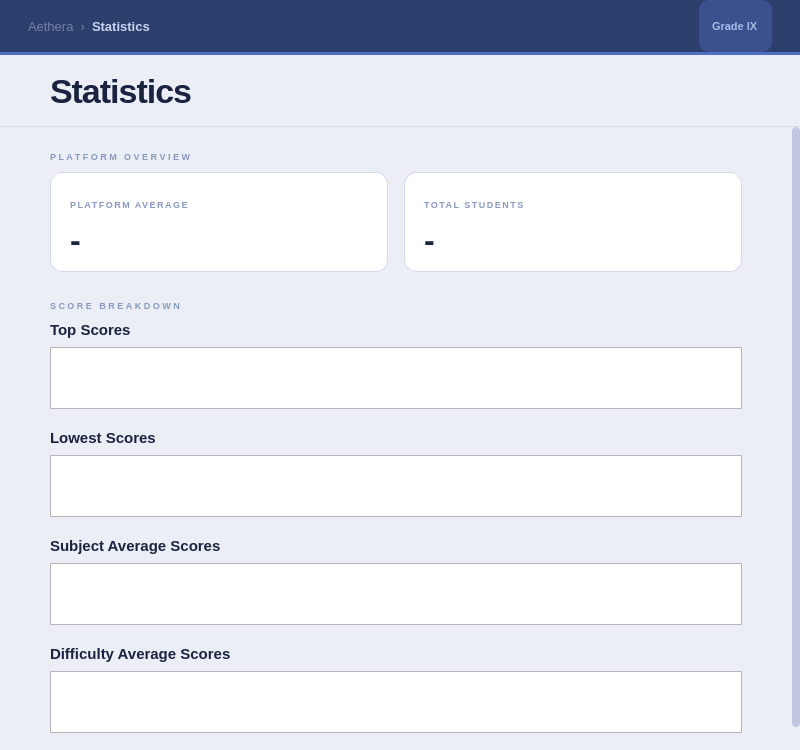
Before: the Qt Designer form src/ui/statistics/statistics.ui in DIDimov24/Aethera, drawn with Qt 5.
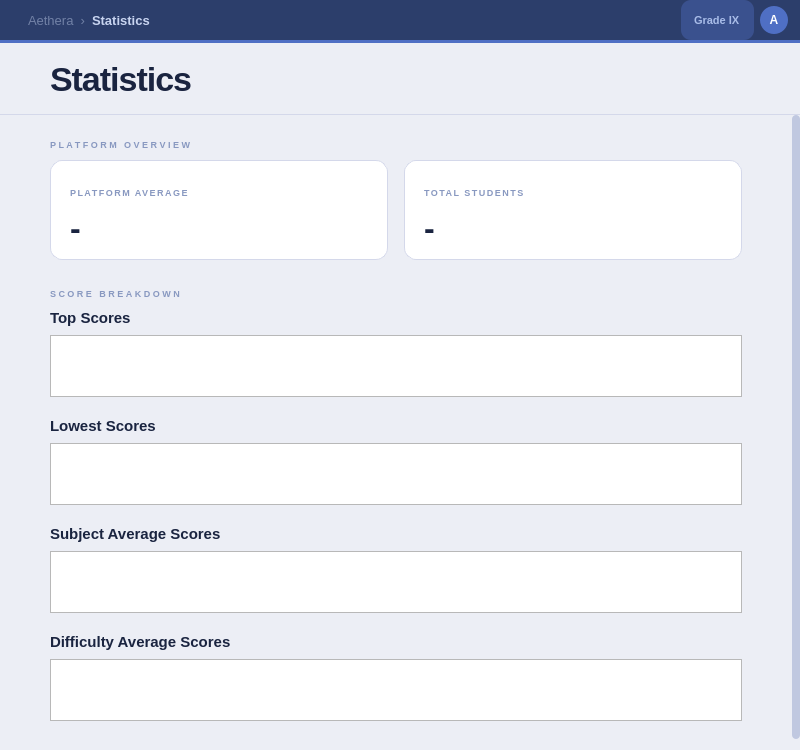
After: the same form once the commit is applied. Custom widgets are drawn as their Qt base class.

What changed in the file:
```diff
--- a/src/ui/statistics/statistics.ui
+++ b/src/ui/statistics/statistics.ui
@@ -10,6 +10,8 @@
 QLabel#labelTopBarPage { color: #c8d4f0; font-size: 13px; font-weight: 600; }
 QLabel#labelTopBarBreadcrumb { color: rgba(200,212,240,0.45); font-size: 13px; }
 QLabel#labelTopBarGrade { color: #a8bce8; font-size: 11px; font-weight: 600; background-color: rgba(79,111,196,0.4); border-radius: 10px; padding: 2px 10px; }
+QWidget#labelTopBarAvatar { background-color: #4f6fc4; border-radius: 14px; min-width: 28px; max-width: 28px; min-height: 28px; max-height: 28px; }
+QLabel#labelTopBarAvatarText { color: #ffffff; font-size: 12px; font-weight: 700; background: transparent; }
 QWidget#topBarLine { background-color: #4f6fc4; }
 QWidget#statisticsHeader { background-color: #eceef5; border-bottom: 1px solid #d4d8ea; }
 QLabel#labelStatisticsHeaderTitle { color: #1a2440; font-size: 34px; font-weight: 700; letter-spacing: -1px; }
@@ -34,14 +36,23 @@
    <property name="bottomMargin"><number>0</number></property>
    <item>
     <widget class="QWidget" name="topBar" native="true">
-     <property name="minimumSize"><size><width>0</width><height>52</height></size></property>
-     <property name="maximumSize"><size><width>16777215</width><height>52</height></size></property>
+     <property name="minimumSize"><size><width>0</width><height>40</height></size></property>
+     <property name="maximumSize"><size><width>16777215</width><height>40</height></size></property>
      <layout class="QHBoxLayout" name="topBarLayout">
-      <property name="leftMargin"><number>28</number></property><property name="topMargin"><number>0</number></property><property name="rightMargin"><number>28</number></property><property name="bottomMargin"><number>0</number></property>
+      <property name="leftMargin"><number>28</number></property><property name="topMargin"><number>0</number></property><property name="rightMargin"><number>12</number></property><property name="bottomMargin"><number>0</number></property>
       <item><widget class="QLabel" name="labelTopBarBreadcrumb"><property name="text"><string>Aethera  ›</string></property></widget></item>
       <item><widget class="QLabel" name="labelTopBarPage"><property name="text"><string>Statistics</string></property></widget></item>
       <item><spacer name="s"><property name="orientation"><enum>Qt::Orientation::Horizontal</enum></property><property name="sizeHint" stdset="0"><size><width>40</width><height>20</height></size></property></spacer></item>
       <item><widget class="QLabel" name="labelTopBarGrade"><property name="text"><string>Grade IX</string></property></widget></item>
+      <item>
+       <widget class="QWidget" name="labelTopBarAvatar" native="true">
+        <widget class="QLabel" name="labelTopBarAvatarText">
+         <property name="geometry"><rect><x>0</x><y>0</y><width>28</width><height>28</height></rect></property>
+         <property name="text"><string>A</string></property>
+         <property name="alignment"><set>Qt::AlignmentFlag::AlignCenter</set></property>
+        </widget>
+       </widget>
+      </item>
      </layout>
     </widget>
    </item>
```
